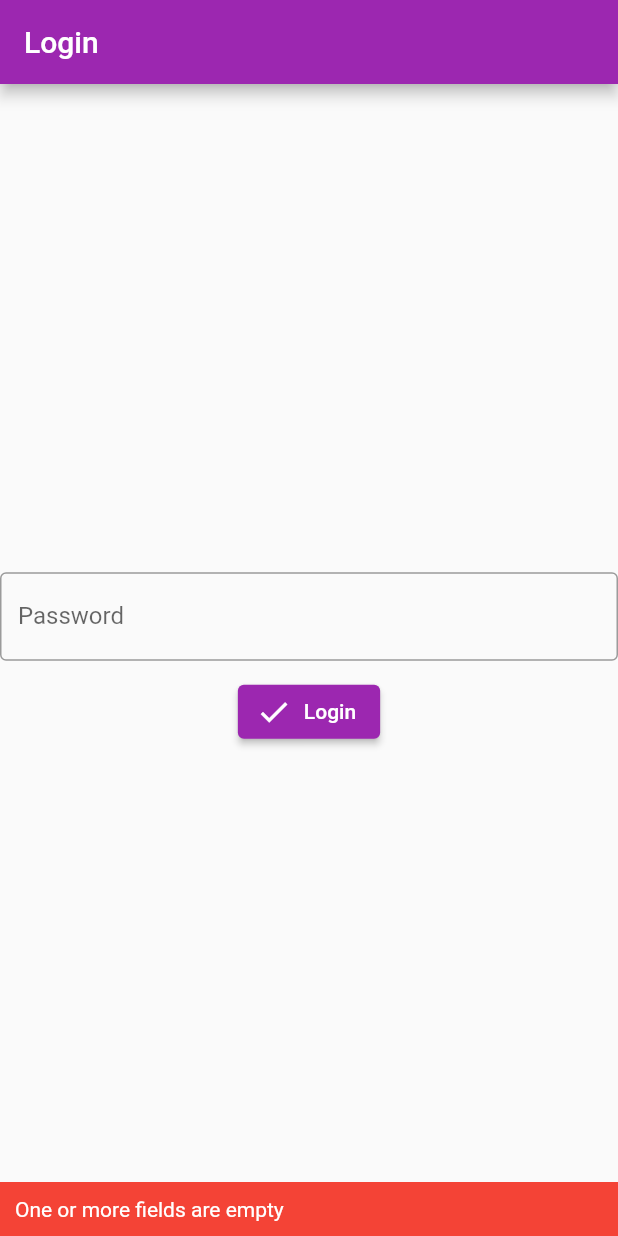
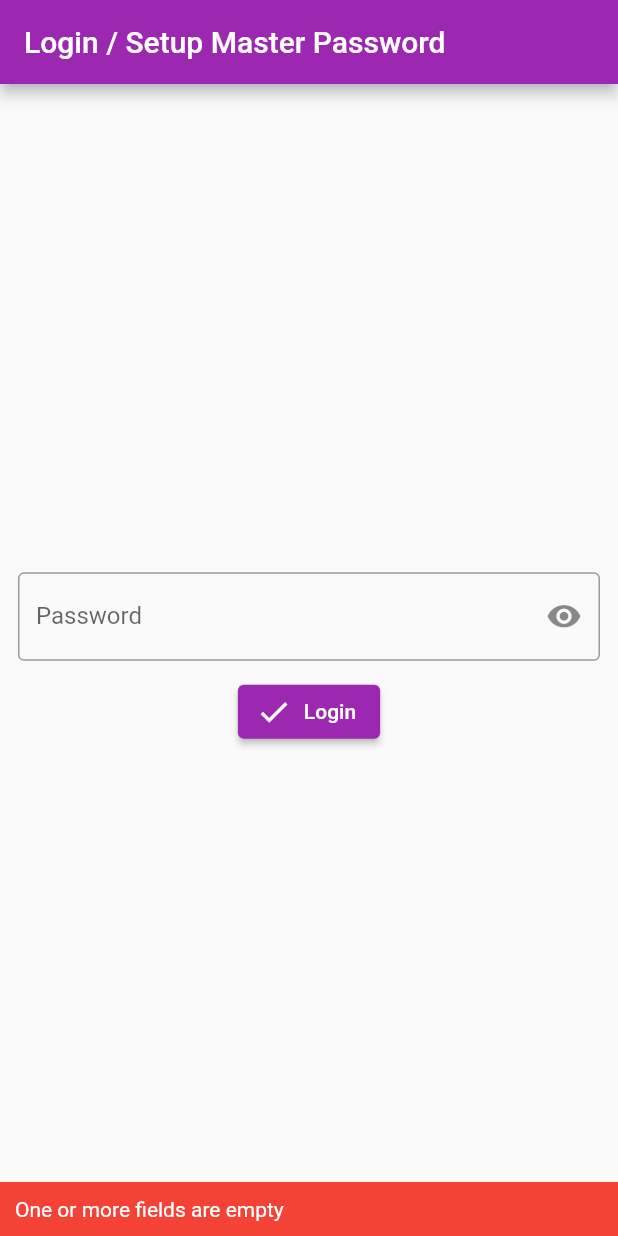
Before and after one commit to amalraj28/password_manager, a Flutter app: the screen it shows after launch, after a tap on "Login", on a phone screen of 412 x 824 dp. Run offline on Flutter 3.47's test engine with Material 2 defaults, Android fonts, the phone set to English and light mode, and no system bars; our stand-ins replace flutter_secure_storage, realm, shared_preferences; missing offline and left inert: clipboard, encrypt; generated files the repository leaves out were written again.

```diff
--- a/lib/screens/screen_display_passwords.dart
+++ b/lib/screens/screen_display_passwords.dart
@@ -39,12 +39,6 @@ class _DisplayPasswordsState extends State<DisplayPasswords> {
         ),
       ),
       appBar: AppBar(
-        leading: IconButton(
-          onPressed: () {
-            Navigator.of(context).pop();
-          },
-          icon: const Icon(Icons.arrow_back),
-        ),
         title: const Text('Passwords Stored'),
         actions: [
           PopupMenuButton(
--- a/lib/screens/screen_login.dart
+++ b/lib/screens/screen_login.dart
@@ -10,21 +10,43 @@ class LoginScreen extends StatelessWidget {
 
   @override
   Widget build(BuildContext context) {
+    bool obscured = true;
     return Scaffold(
         appBar: AppBar(
-          title: const Text('Login'),
+          title: const Text('Login / Setup Master Password'),
         ),
         body: SafeArea(
           child: Column(
             mainAxisAlignment: MainAxisAlignment.center,
             children: [
-              TextFormField(
-                obscureText: true,
-                controller: _pwdController,
-                decoration: const InputDecoration(
-                  label: Text('Password'),
-                  border: OutlineInputBorder(),
-                  hintText: 'Password',
+              Padding(
+                padding: const EdgeInsets.symmetric(horizontal: 12.0),
+                child: StatefulBuilder(
+                  builder: (context, setState) {
+                    return TextFormField(
+                      obscureText: obscured,
+                      controller: _pwdController,
+                      decoration: InputDecoration(
+                        label: const Text('Password'),
+                        suffixIcon: IconButton(
+                          onPressed: () {
+                            setState(
+                              () {
+                                obscured = !obscured;
+                              },
+                            );
+                          },
+                          icon: Icon(
+                            obscured
+                                ? Icons.visibility_sharp
+                                : Icons.visibility_off_sharp,
+                          ),
+                        ),
+                        border: const OutlineInputBorder(),
+                        hintText: 'Password',
+                      ),
+                    );
+                  },
                 ),
               ),
               const SizedBox(height: 10),
@@ -57,10 +79,10 @@ class LoginScreen extends StatelessWidget {
       final sharedPrefs = await SharedPreferences.getInstance();
       await sharedPrefs.setBool(LOGIN_STATUS, true);
       if (ctx.mounted) {
-        Navigator.of(ctx).popAndPushNamed('/main');
+        await Navigator.of(ctx).popAndPushNamed('/display_passwords');
       }
       _pwdController.clear();
-    } else {
+    } else if (ctx.mounted) {
       ScaffoldMessenger.of(ctx).showSnackBar(
         const SnackBar(
           content: Text(wrongPassword),
```
Also changed, not shown: lib/screens/screen_change_master_pass.dart (+9 -0 lines), lib/screens/screen_new_entry.dart (+11 -2 lines).
